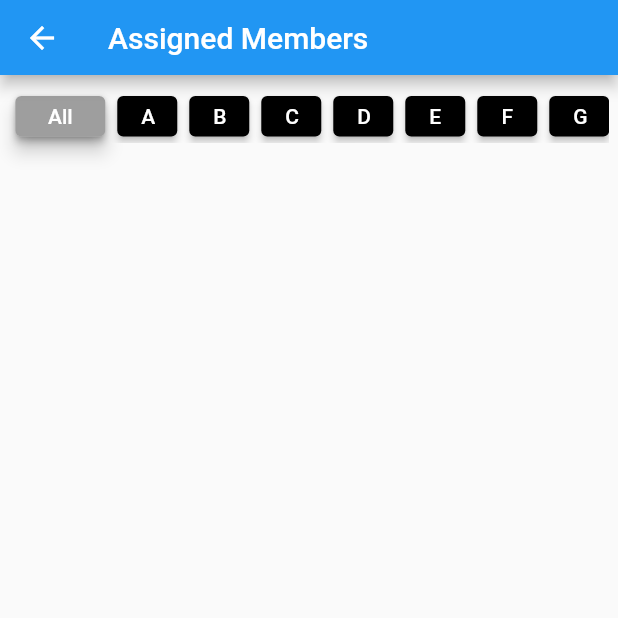
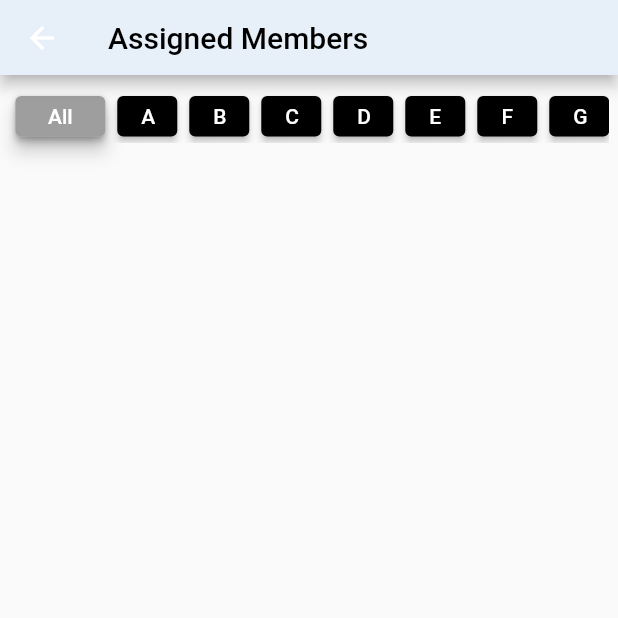
Before and after one commit to aamirk1/society_management, a Flutter app: the AssignedUser screen opened directly, on a phone screen of 412 x 824 dp, the top half of it. Run offline on Flutter 3.47's test engine with Material 2 defaults, Android fonts, the phone set to English and light mode, and no system bars; our stand-ins replace cloud_firestore, firebase_auth, firebase_core, flutter_typeahead, google_fonts; missing offline and left inert: dart:html, excel, flutter_admin_scaffold; accounts and stored records are empty.

Commit message:
upload role assign done

```diff
--- a/lib/screen/assignRoll/menu_screen/assigned_user.dart
+++ b/lib/screen/assignRoll/menu_screen/assigned_user.dart
@@ -37,10 +37,14 @@ class _AssignedUserState extends State<AssignedUser> {
         ? CircularProgressIndicator()
         : Scaffold(
             appBar: PreferredSize(
-                preferredSize: Size(MediaQuery.of(context).size.width, 50),
-                child: AppBar(
-                  title: const Text('Assigned Members'),
-                )),
+              preferredSize: Size(MediaQuery.of(context).size.width, 50),
+              child: AppBar(
+                  title: const Text(
+                    'Assigned Members',
+                    style: TextStyle(color: Colors.black),
+                  ),
+                  backgroundColor: Color.fromARGB(255, 231, 239, 248)),
+            ),
             body: Column(
               children: [
                 Consumer<FilterProvider>(
--- a/lib/screen/assignRoll/menu_screen/totalUser.dart
+++ b/lib/screen/assignRoll/menu_screen/totalUser.dart
@@ -37,7 +37,11 @@ class _TotalUsersState extends State<TotalUsers> {
             appBar: PreferredSize(
                 preferredSize: Size(MediaQuery.of(context).size.width, 50),
                 child: AppBar(
-                  title: const Text('Total Comittee Members'),
+                  title: const Text(
+                    'Total Comittee Members',
+                    style: TextStyle(color: Colors.black),
+                  ),
+                  backgroundColor: Color.fromARGB(255, 231, 239, 248),
                 )),
             body: Column(
               children: [
--- a/lib/screen/assignRoll/menu_screen/unAssignedUserPage.dart
+++ b/lib/screen/assignRoll/menu_screen/unAssignedUserPage.dart
@@ -34,7 +34,11 @@ class _UnAssingedUsersState extends State<UnAssingedUsers> {
         appBar: PreferredSize(
             preferredSize: Size(MediaQuery.of(context).size.width, 50),
             child: AppBar(
-              title: const Text('UnAssigned Members'),
+              title: const Text(
+                'UnAssigned Members',
+                style: TextStyle(color: Colors.black),
+              ),
+              backgroundColor: Color.fromARGB(255, 231, 239, 248),
             )),
         body: Column(
           children: [
```
